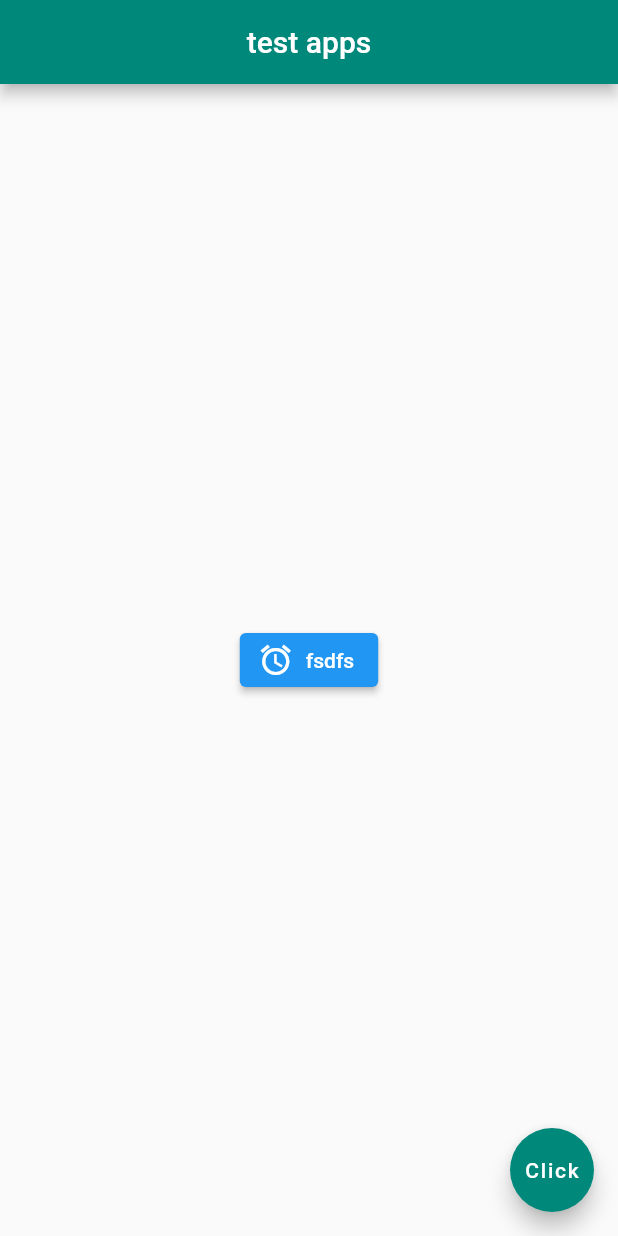
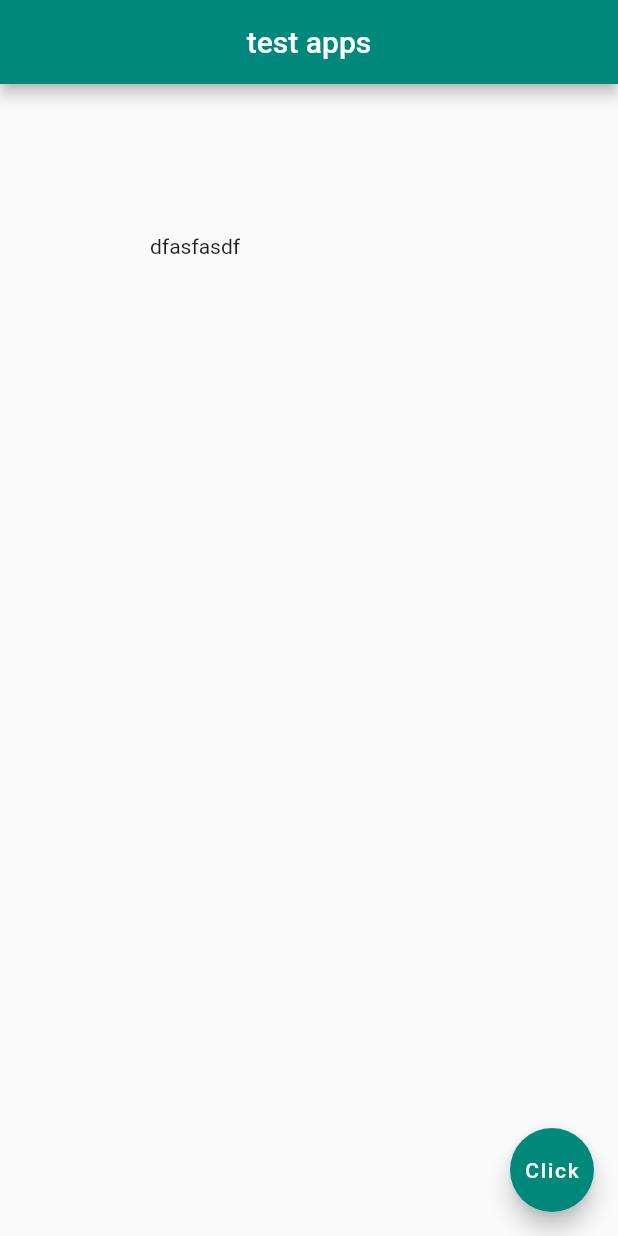
Before and after one commit to wahpiangle/simple-flutter-app, a Flutter app: the screen it shows after launch, on a phone screen of 412 x 824 dp. Run offline on Flutter 3.47's test engine with Material 2 defaults, Android fonts, the phone set to English and light mode, and no system bars.

Commit message:
padding/container

```diff
--- a/lib/main.dart
+++ b/lib/main.dart
@@ -13,14 +13,9 @@ class Home extends StatelessWidget {
         centerTitle: true,
         backgroundColor: Colors.teal[600],
       ),
-      body: Center(
-        child: ElevatedButton.icon(
-          onPressed: () {},
-          icon: Icon(
-            Icons.access_alarm_sharp,
-          ),
-          label: Text("fsdfs"),
-        ),
+      body: Padding(
+        child: Text("dfasfasdf"),
+        padding: EdgeInsets.all(100),
       ),
       floatingActionButton: FloatingActionButton(
         backgroundColor: Colors.teal[600],
```
